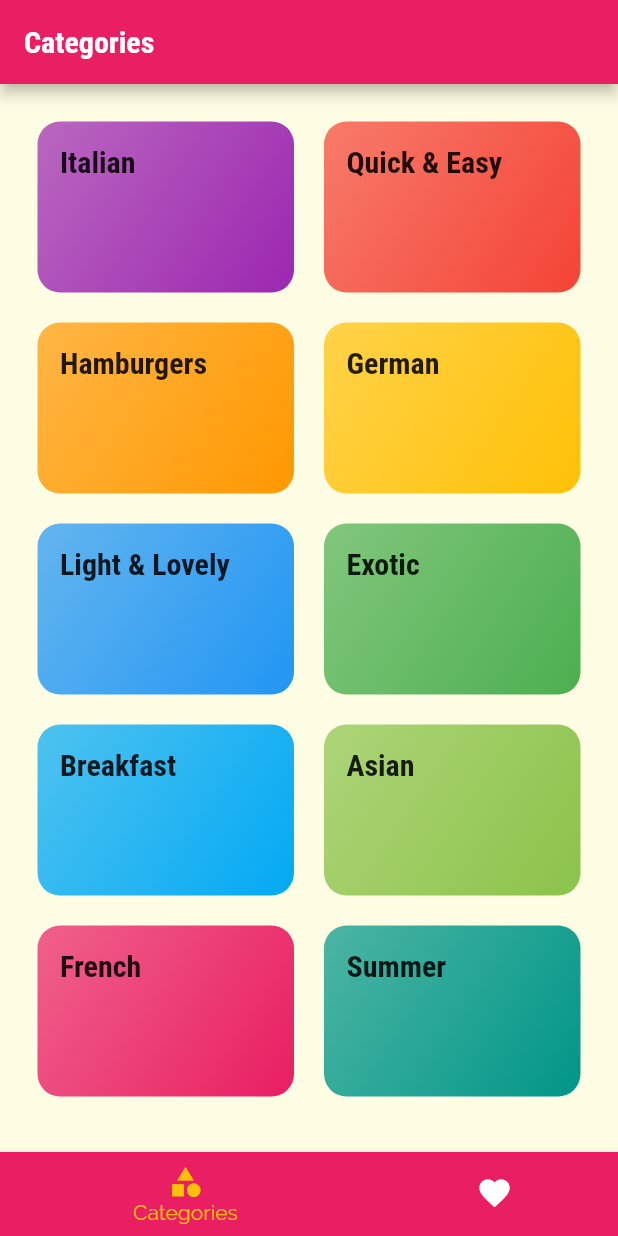
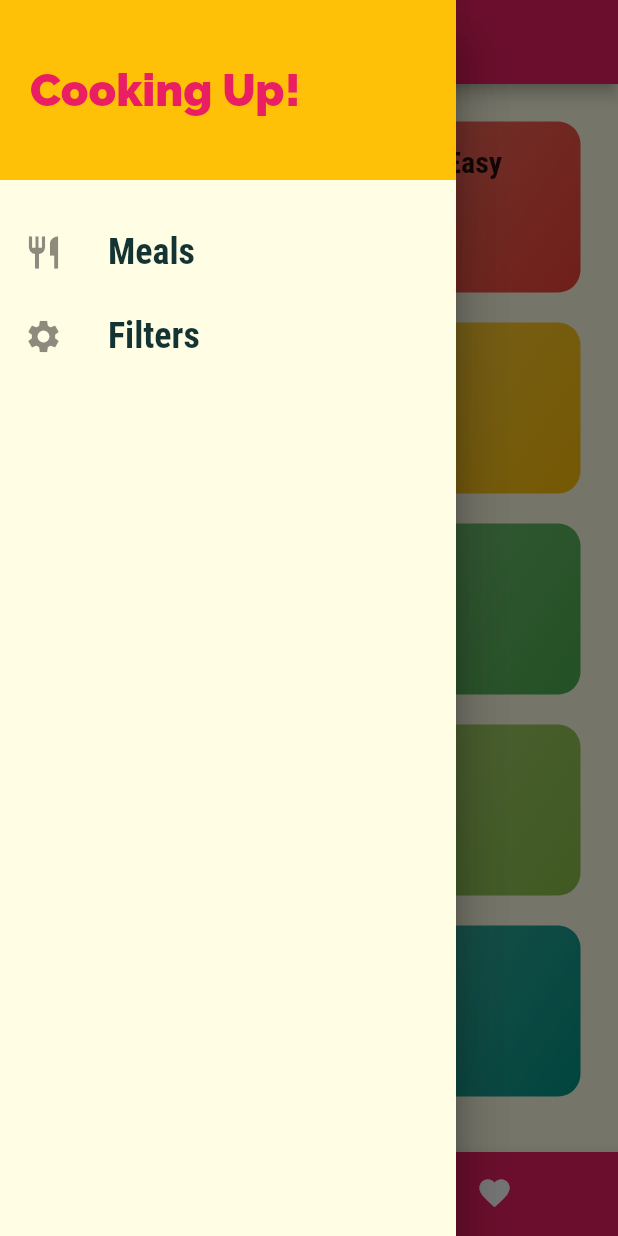
Before and after one commit to eliassparagis/flutter, a Flutter app: the screen it shows after launch, with the side drawer open (before the commit the screen has no drawer), on a phone screen of 412 x 824 dp. Run offline on Flutter 3.47's test engine with Material 2 defaults, Android fonts, the phone set to English and light mode, and no system bars.

Commit message:
drawer, use pushReplacement to replace pages when using drawer which by default uses push on stack and makes it large

```diff
--- a/lib/main.dart
+++ b/lib/main.dart
@@ -1,6 +1,7 @@
-import 'package:deli_meals/screens/tabs_screen.dart';
 import 'package:flutter/material.dart';
 
+import './screens/filters_screen.dart';
+import './screens/tabs_screen.dart';
 import './screens/category_meals_screen.dart';
 import './screens/categories_screen.dart';
 import './screens/meal_detail_screen.dart';
@@ -32,6 +33,7 @@ class MyApp extends StatelessWidget {
       routes: {
         '/': (ctx) => const TabsScreen(),
         CategoryMealsScreen.routeName: (ctx) => CategoryMealsScreen(),
+        FiltersScreen.routeName: (ctx) => FiltersScreen(),
         MealDetailScreen.routeName: (ctx) => const MealDetailScreen(),
       },
       onGenerateRoute: (settings) {
--- /dev/null
+++ b/lib/screens/filters_screen.dart
@@ -0,0 +1,21 @@
+
+import 'package:flutter/material.dart';
+import '../widgets/main_drawer.dart';
+
+class FiltersScreen extends StatelessWidget {
+  static const String routeName = '/filters';
+
+  const FiltersScreen();
+
+  @override
+  Widget build(BuildContext context) {
+    return Scaffold(
+        appBar: AppBar(
+          title: Text('Your filters'),
+        ),
+        drawer: MainDrawer(),
+        body: Center(
+          child: Text('Filters!'),
+        ));
+  }
+}
--- a/lib/screens/tabs_screen.dart
+++ b/lib/screens/tabs_screen.dart
@@ -2,6 +2,7 @@ import 'package:flutter/material.dart';
 
 import '../screens/categories_screen.dart';
 import '../screens/favorites_screen.dart';
+import '../widgets/main_drawer.dart';
 
 class TabsScreen extends StatefulWidget {
   const TabsScreen();
@@ -33,6 +34,7 @@ class _TabsScreenState extends State<TabsScreen> {
         appBar: AppBar(
           title: Text(_pages[_selectedPageIndex]['title']),
         ),
+        drawer: Drawer(child: MainDrawer(),),
         bottomNavigationBar: BottomNavigationBar(
           // backgroundColor: Theme.of(context).primaryColor,
           unselectedItemColor: Colors.white,
--- /dev/null
+++ b/lib/widgets/main_drawer.dart
@@ -0,0 +1,58 @@
+import 'package:flutter/material.dart';
+import '../screens/filters_screen.dart';
+
+class MainDrawer extends StatelessWidget {
+  Widget _buildListTile(String title, IconData icon, Function tapHandler) {
+    return ListTile(
+      leading: Icon(
+        icon,
+        size: 26,
+      ),
+      title: Text(
+        title,
+        style: const TextStyle(
+            fontSize: 24,
+            fontWeight: FontWeight.bold,
+            fontFamily: 'RobotoCondensed'),
+      ),
+      onTap: tapHandler,
+    );
+  }
+
+  @override
+  Widget build(BuildContext context) {
+    return Drawer(
+      child: Column(
+        children: [
+          Container(
+            height: 120,
+            width: double.infinity,
+            padding: const EdgeInsets.all(20),
+            alignment: Alignment.centerLeft,
+            color: Theme.of(context).accentColor,
+            child: Text(
+              'Cooking Up!',
+              style: TextStyle(
+                  fontWeight: FontWeight.w900,
+                  fontSize: 30,
+                  color: Theme.of(context).primaryColor),
+            ),
+          ),
+          const SizedBox(
+            height: 20,
+          ),
+          _buildListTile(
+            'Meals',
+            Icons.restaurant,
+            () => Navigator.of(context).pushReplacementNamed('/'),
+          ),
+          _buildListTile(
+            'Filters',
+            Icons.settings,
+            () => Navigator.of(context).pushReplacementNamed(FiltersScreen.routeName),
+          ),
+        ],
+      ),
+    );
+  }
+}
```
